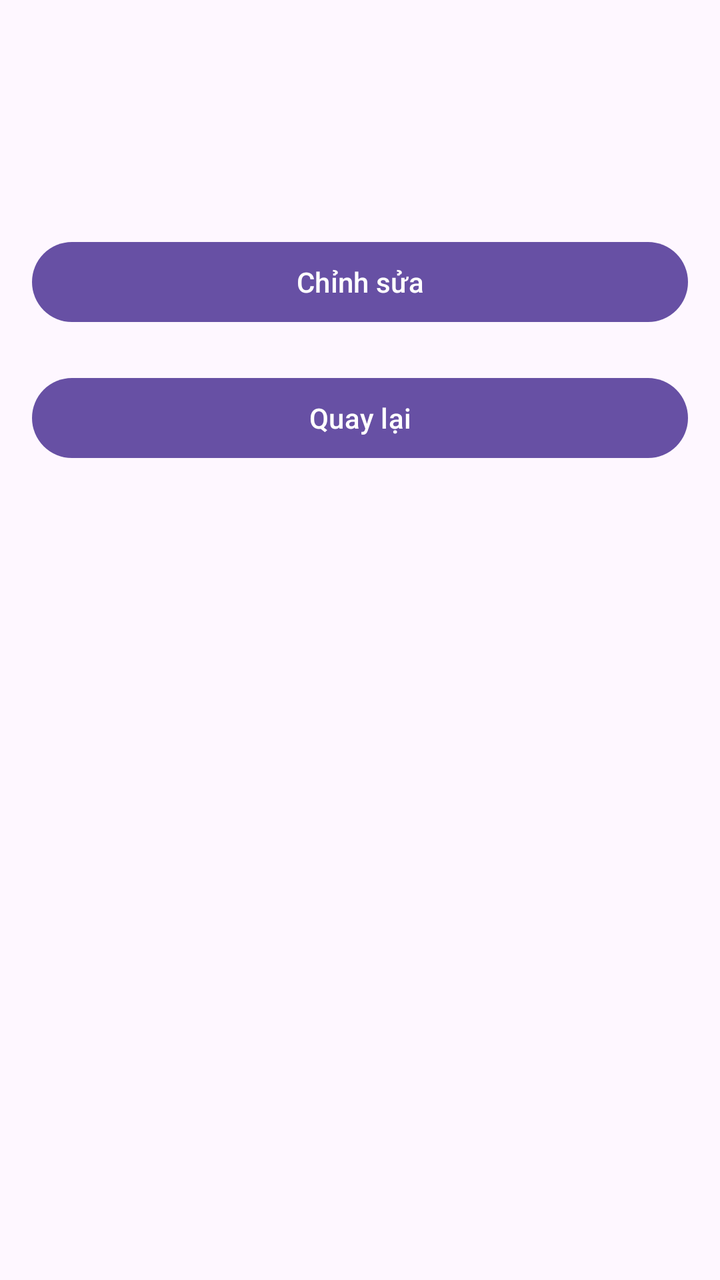
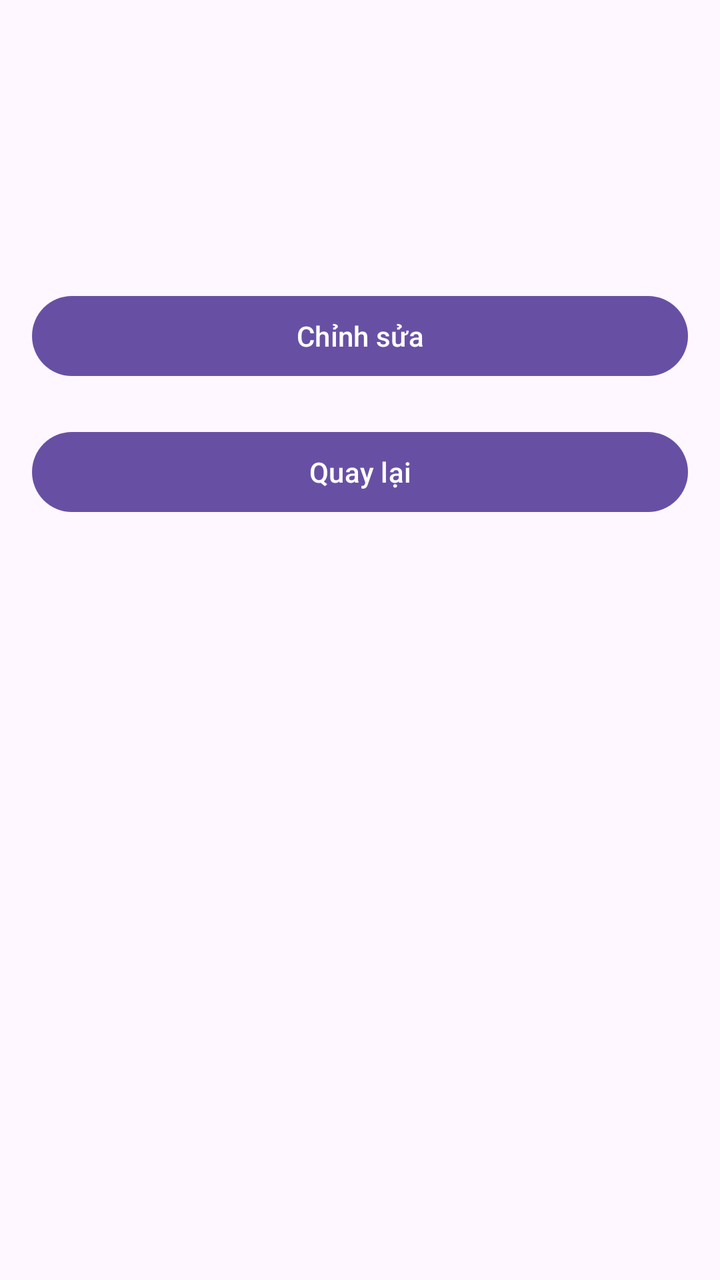

The first picture is an Android layout as it rendered before a commit; the second is the same layout after the commit. The layout source and the unified diff follow.
<!-- AndroidManifest.xml: application theme Theme.KTGK_21115053120316_PhanTanHung -->
<!-- res/layout/activity_chi_tiet_chi_tieu.xml -->
<?xml version="1.0" encoding="utf-8"?>
<LinearLayout xmlns:android="http://schemas.android.com/apk/res/android"
    android:layout_width="match_parent"
    android:layout_height="match_parent"
    android:orientation="vertical"
    android:padding="16dp">

    <TextView
        android:id="@+id/tvTenKhoanChi_316"
        android:layout_width="match_parent"
        android:layout_height="wrap_content"
        android:textSize="20sp"
        android:textStyle="bold" />

    <TextView
        android:id="@+id/tvSoTien_316"
        android:layout_width="match_parent"
        android:layout_height="wrap_content"
        android:layout_marginTop="8dp" />

    <TextView
        android:id="@+id/tvGhiChu_316"
        android:layout_width="match_parent"
        android:layout_height="wrap_content"
        android:layout_marginTop="8dp" />
    <Button
        android:id="@+id/btnChinhSua_316"
        android:layout_width="match_parent"
        android:layout_height="wrap_content"
        android:layout_marginTop="20dp"
        android:text="Chỉnh sửa" />
    <Button
        android:id="@+id/btnQuayLai_316"
        android:layout_width="match_parent"
        android:layout_height="wrap_content"
        android:layout_marginTop="20dp"
        android:text="Quay lại" />
</LinearLayout>
<!-- resources referenced by this layout -->
<resources>
  <style name="Theme.KTGK_21115053120316_PhanTanHung" parent="Base.Theme.KTGK_21115053120316_PhanTanHung" />
  <style name="Base.Theme.KTGK_21115053120316_PhanTanHung" parent="Theme.Material3.DayNight.NoActionBar">
          
          
      </style>
</resources>

<!-- the commit's change to res/layout/activity_chi_tiet_chi_tieu.xml (unified diff, before → after) -->
@@ -23,6 +23,12 @@
         android:layout_width="match_parent"
         android:layout_height="wrap_content"
         android:layout_marginTop="8dp" />
+    <TextView
+        android:id="@+id/tvTrangThai_316"
+        android:layout_width="match_parent"
+        android:layout_height="wrap_content"
+        android:layout_marginTop="8dp"
+        android:textStyle="bold" />
     <Button
         android:id="@+id/btnChinhSua_316"
         android:layout_width="match_parent"
